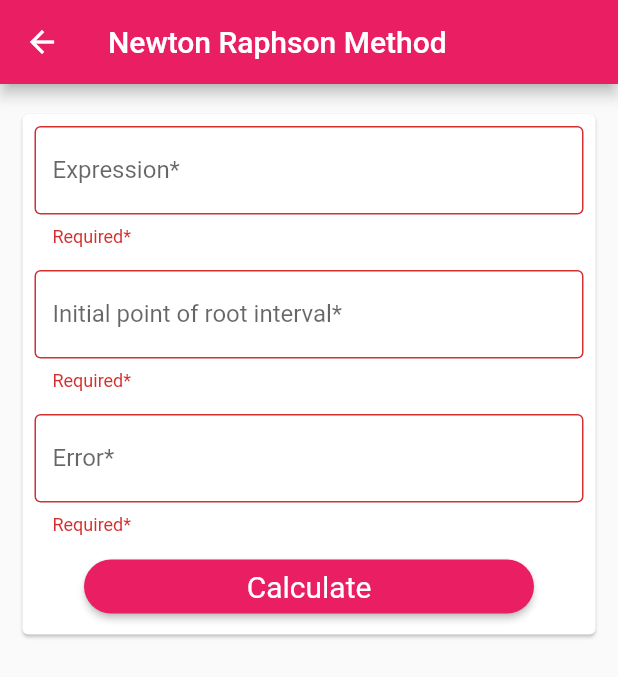
After one commit to PrameshKarki/Numerical-Methods, a Flutter app: the NewtonRaphsonMethod screen opened by its route, after a tap on "Calculate", on a phone screen of 412 x 824 dp. The commit adds this screen. Shown: the top 677 px of the screen. Run offline on Flutter 3.47's test engine with Material 2 defaults, Android fonts, the phone set to English and light mode, and no system bars; our stand-ins replace font_awesome_flutter, math_expressions; missing offline and left inert: function_tree.

Commit message:
add:Newton raphson method

```diff
--- a/lib/main.dart
+++ b/lib/main.dart
@@ -5,6 +5,7 @@ import './pages/Home.dart';
 import "./pages/BisectionMethod.dart";
 import "./pages/FalsePositionMethod.dart";
 import "./pages/SecantMethod.dart";
+import "./pages/NewtonRaphsonMethod.dart";
 
 void main() {
   WidgetsFlutterBinding.ensureInitialized();
@@ -37,6 +38,7 @@ class App extends StatelessWidget {
         BisectionMethod.routeName: (ctx) => BisectionMethod(),
         FalsePositionMethod.routeName: (ctx) => FalsePositionMethod(),
         SecantMethod.routeName: (ctx) => SecantMethod(),
+        NewtonRaphsonMethod.routeName: (ctx) => NewtonRaphsonMethod(),
       },
     );
   }
--- /dev/null
+++ b/lib/models/NewtonRapshonResultRow.dart
@@ -0,0 +1,14 @@
+import 'package:flutter/foundation.dart';
+
+class ResultRow {
+  num iteration, x0, fx0, gx0, x1, fx1;
+
+  ResultRow({
+    @required this.iteration,
+    @required this.x0,
+    @required this.fx0,
+    @required this.gx0,
+    @required this.x1,
+    @required this.fx1,
+  });
+}
--- /dev/null
+++ b/lib/pages/NewtonRaphsonMethod.dart
@@ -0,0 +1,228 @@
+// *Import flutter packages
+import "package:flutter/material.dart";
+import 'package:function_tree/function_tree.dart';
+import 'package:math_expressions/math_expressions.dart';
+
+import '../models/NewtonRapshonResultRow.dart';
+import '../widgets/newton_result_view.dart';
+
+class NewtonRaphsonMethod extends StatefulWidget {
+  static const routeName = "/newton-raphson-method";
+  @override
+  _NewtonRaphsonMethodState createState() => _NewtonRaphsonMethodState();
+}
+
+class _NewtonRaphsonMethodState extends State<NewtonRaphsonMethod> {
+  var expressionController = TextEditingController();
+  var errorController = TextEditingController();
+  var initialPointController = TextEditingController();
+
+  SingleVariableFunction f;
+
+  String expression, newExpression;
+
+  // *Form Key
+  GlobalKey<FormState> formKey = GlobalKey<FormState>();
+
+  List<ResultRow> resultList;
+  Map<String, dynamic> data;
+
+  @override
+  void initState() {
+    super.initState();
+
+    resultList = [];
+    data = {
+      "expression": "",
+      "modifiedExpression": "",
+      "function": null,
+      "error": 0,
+      "pointX0": -1,
+      "pointX1": -1
+    };
+  }
+
+  void validator(BuildContext context) {
+    if (formKey.currentState.validate()) {
+      _calculationHandler(context);
+    }
+  }
+
+  String expressionValidator(dynamic value) {
+    if (value.toString().isEmpty) {
+      return "Required*";
+    } else {
+      try {
+        expression = value.toString();
+        if (expression.contains("ln")) {
+          newExpression = expression.replaceAll("ln", "log");
+          f = newExpression.toSingleVariableFunction();
+        }
+        f = expression.toSingleVariableFunction();
+        return null;
+      } catch (_) {
+        return "Bad expression!";
+      }
+    }
+  }
+
+  String errorValidator(dynamic value) {
+    if (value.toString().isEmpty) return "Required*";
+    if (double.parse(value) >= 0.1) return "Error must be less than 0.1";
+    return null;
+  }
+
+  String initialPointValidator(dynamic value) {
+    if (value.toString().isEmpty) return "Required*";
+    return null;
+  }
+
+  void _calculationHandler(BuildContext context) {
+    // *Hide softkeyboard
+    FocusScope.of(context).requestFocus(new FocusNode());
+
+    double error = double.parse(errorController.text);
+    num x0 = double.parse(initialPointController.text);
+    String expression = expressionController.text;
+
+    if (expression.isEmpty || error.toString().isEmpty || x0.toString().isEmpty)
+      return;
+
+    ResultRow resultRow;
+    num iteration = 0;
+
+    List<ResultRow> tempResultList = [];
+
+    num fx0, gx0, x1, fx1;
+
+    // *To find derivative
+    Parser p = Parser();
+    Expression exp = p.parse(expressionController.text);
+    Expression expDerived = exp.derive('x');
+
+    String derivativeOfExpression = expDerived.simplify().toString();
+
+    SingleVariableFunction g =
+        derivativeOfExpression.toSingleVariableFunction();
+
+    fx0 = f(x0);
+    gx0 = g(x0);
+
+    x1 = x0 - fx0 / gx0;
+    fx1 = f(x1);
+
+    resultRow = ResultRow(
+        iteration: iteration, x0: x0, fx0: fx0, gx0: gx0, x1: x1, fx1: fx1);
+    tempResultList.add(resultRow);
+
+    while ((x1 - x0).abs() > error) {
+      iteration++;
+      x0 = x1;
+      fx0 = f(x0);
+      gx0 = g(x0);
+
+      x1 = x0 - fx0 / gx0;
+      fx1 = f(x1);
+
+      resultRow = ResultRow(
+          iteration: iteration, x0: x0, fx0: fx0, gx0: gx0, x1: x1, fx1: fx1);
+      tempResultList.add(resultRow);
+    }
+    setState(() {
+      resultList = tempResultList;
+      data = {
+        "expression": expression,
+        "derivativeOfExpression": derivativeOfExpression,
+        "modifiedExpression": newExpression,
+        "function": f,
+        "derivativeFunction": g,
+        "error": error,
+        "initialPointOfRootInterval": double.parse(initialPointController.text)
+      };
+    });
+  }
+
+  @override
+  Widget build(BuildContext context) {
+    return Scaffold(
+      appBar: AppBar(
+        title: Text("Newton Raphson Method"),
+      ),
+      body: Column(
+        children: [
+          Card(
+            margin: EdgeInsets.symmetric(vertical: 20, horizontal: 15),
+            child: Padding(
+              padding: const EdgeInsets.all(8.0),
+              child: Form(
+                key: formKey,
+                child: Column(
+                  children: [
+                    TextFormField(
+                      controller: expressionController,
+                      autofocus: false,
+                      decoration: InputDecoration(
+                          border: OutlineInputBorder(),
+                          labelText: "Expression*",
+                          hintText: "Note:for log(x) type:ln(x)/2.3026"),
+                      validator: expressionValidator,
+                    ),
+                    SizedBox(
+                      height: 15,
+                    ),
+                    TextFormField(
+                      controller: initialPointController,
+                      keyboardType: TextInputType.number,
+                      decoration: InputDecoration(
+                        border: OutlineInputBorder(),
+                        labelText: "Initial point of root interval*",
+                      ),
+                      validator: initialPointValidator,
+                    ),
+                    SizedBox(
+                      height: 15,
+                    ),
+                    TextFormField(
+                      controller: errorController,
+                      keyboardType: TextInputType.number,
+                      decoration: InputDecoration(
+                          border: OutlineInputBorder(),
+                          labelText: "Error*",
+                          hintText: "0.0005"),
+                      validator: errorValidator,
+                    ),
+                    Row(
+                      mainAxisAlignment: MainAxisAlignment.center,
+                      children: [
+                        Container(
+                          margin: EdgeInsets.only(top: 10),
+                          width: 300,
+                          child: ElevatedButton(
+                            onPressed: () {
+                              validator(context);
+                            },
+                            child: Text("Calculate"),
+                            style: ElevatedButton.styleFrom(
+                              shape: RoundedRectangleBorder(
+                                borderRadius: BorderRadius.circular(20),
+                              ),
+                              textStyle: TextStyle(fontSize: 20),
+                            ),
+                          ),
+                        ),
+                      ],
+                    ),
+                  ],
+                ),
+              ),
+            ),
+          ),
+          if (resultList.length > 0) Result(resultList, data)
+        ],
+      ),
+    );
+  }
+}
+
+//Pramesh Karki
+//www.karkipramesh.com.np
--- a/pubspec.yaml
+++ b/pubspec.yaml
@@ -3,7 +3,7 @@ description: A new Flutter project.
 
 # The following line prevents the package from being accidentally published to
 # pub.dev using `pub publish`. This is preferred for private packages.
-publish_to: 'none' # Remove this line if you wish to publish to pub.dev
+publish_to: "none" # Remove this line if you wish to publish to pub.dev
 
 # The following defines the version and build number for your application.
 # A version number is three numbers separated by dots, like 1.2.43
@@ -24,13 +24,13 @@ dependencies:
   flutter:
     sdk: flutter
 
-
   # The following adds the Cupertino Icons font to your application.
   # Use with the CupertinoIcons class for iOS style icons.
   cupertino_icons: ^1.0.2
   function_tree: ^0.8.12
   font_awesome_flutter: ^9.2.0
   url_launcher: ^6.0.10
+  math_expressions: ^2.3.0
 
 dev_dependencies:
   flutter_test:
@@ -41,7 +41,6 @@ dev_dependencies:
 
 # The following section is specific to Flutter.
 flutter:
-
   # The following line ensures that the Material Icons font is
   # included with your application, so that you can use the icons in
   # the material Icons class.
```
Also changed, not shown: lib/pages/Home.dart (+17 -0 lines), lib/widgets/newton_result_view.dart (added, +172 -0 lines), pubspec.lock.
